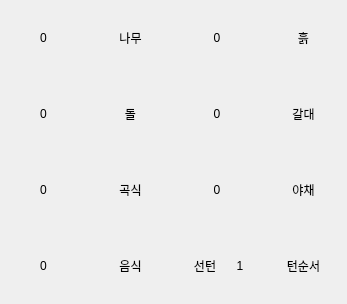
This is Agricola_Front/PersonalField/personal_resource.ui in kimmoney/Agricola as Qt 5 draws it before an edit. The edited form follows.
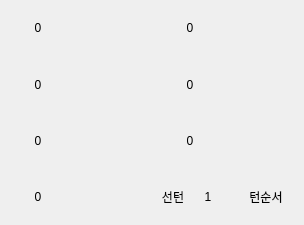
This is the edited form. The open tabs and pages were chosen to show the change. Icons and pictures are not drawn.

The edit to the form file:
```diff
--- a/Agricola_Front/PersonalField/personal_resource.ui
+++ b/Agricola_Front/PersonalField/personal_resource.ui
@@ -6,8 +6,8 @@
    <rect>
     <x>0</x>
     <y>0</y>
-    <width>347</width>
-    <height>304</height>
+    <width>304</width>
+    <height>225</height>
    </rect>
   </property>
   <property name="sizePolicy">
@@ -128,8 +128,11 @@
              <verstretch>0</verstretch>
             </sizepolicy>
            </property>
+           <property name="styleSheet">
+            <string notr="true">border-image: url(:/newPrefix/images/rock.png);</string>
+           </property>
            <property name="text">
-            <string>돌</string>
+            <string/>
            </property>
            <property name="alignment">
             <set>Qt::AlignCenter</set>
@@ -192,8 +195,11 @@
              <verstretch>0</verstretch>
             </sizepolicy>
            </property>
+           <property name="styleSheet">
+            <string notr="true">border-image: url(:/newPrefix/images/reed.png);</string>
+           </property>
            <property name="text">
-            <string>갈대</string>
+            <string/>
            </property>
            <property name="alignment">
             <set>Qt::AlignCenter</set>
@@ -208,8 +214,11 @@
              <verstretch>0</verstretch>
             </sizepolicy>
            </property>
+           <property name="styleSheet">
+            <string notr="true">border-image: url(:/newPrefix/images/wood.png);</string>
+           </property>
            <property name="text">
-            <string>나무</string>
+            <string/>
            </property>
            <property name="alignment">
             <set>Qt::AlignCenter</set>
@@ -224,8 +233,11 @@
              <verstretch>0</verstretch>
             </sizepolicy>
            </property>
+           <property name="styleSheet">
+            <string notr="true">border-image: url(:/newPrefix/images/grain.png);</string>
+           </property>
            <property name="text">
-            <string>곡식</string>
+            <string/>
            </property>
            <property name="alignment">
             <set>Qt::AlignCenter</set>
@@ -264,22 +276,6 @@
            </property>
           </widget>
          </item>
-         <item row="3" column="1">
-          <widget class="QLabel" name="pushButton_12">
-           <property name="sizePolicy">
-            <sizepolicy hsizetype="Minimum" vsizetype="Minimum">
-             <horstretch>0</horstretch>
-             <verstretch>0</verstretch>
-            </sizepolicy>
-           </property>
-           <property name="text">
-            <string>음식</string>
-           </property>
-           <property name="alignment">
-            <set>Qt::AlignCenter</set>
-           </property>
-          </widget>
-         </item>
          <item row="1" column="0">
           <widget class="QLabel" name="count_stone">
            <property name="sizePolicy">
@@ -336,8 +332,11 @@
              <verstretch>0</verstretch>
             </sizepolicy>
            </property>
+           <property name="styleSheet">
+            <string notr="true">border-image: url(:/newPrefix/images/vegetable.png);</string>
+           </property>
            <property name="text">
-            <string>야채</string>
+            <string/>
            </property>
            <property name="alignment">
             <set>Qt::AlignCenter</set>
@@ -352,8 +351,30 @@
              <verstretch>0</verstretch>
             </sizepolicy>
            </property>
+           <property name="styleSheet">
+            <string notr="true">border-image: url(:/newPrefix/images/dirt.png);</string>
+           </property>
            <property name="text">
-            <string>흙</string>
+            <string/>
+           </property>
+           <property name="alignment">
+            <set>Qt::AlignCenter</set>
+           </property>
+          </widget>
+         </item>
+         <item row="3" column="1">
+          <widget class="QLabel" name="pushButton_12">
+           <property name="sizePolicy">
+            <sizepolicy hsizetype="Minimum" vsizetype="Minimum">
+             <horstretch>0</horstretch>
+             <verstretch>0</verstretch>
+            </sizepolicy>
+           </property>
+           <property name="styleSheet">
+            <string notr="true">border-image: url(:/newPrefix/images/food.png);</string>
+           </property>
+           <property name="text">
+            <string/>
            </property>
            <property name="alignment">
             <set>Qt::AlignCenter</set>
```
Left out of the diff: 10 changed lines with no effect on the pictures.
